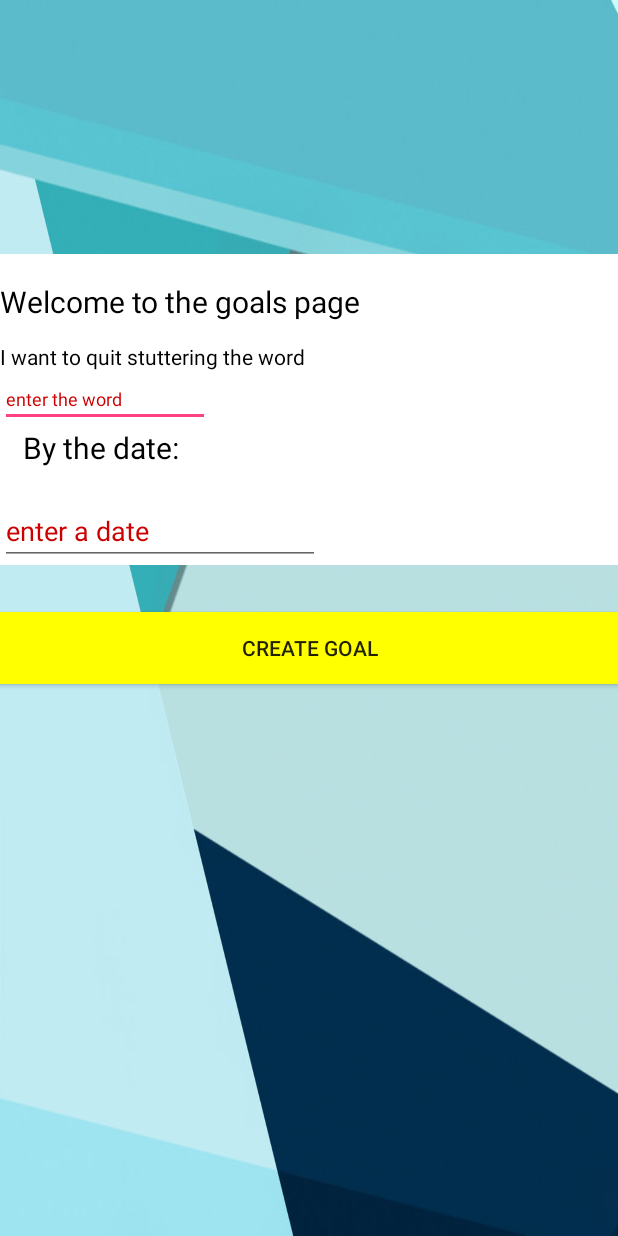
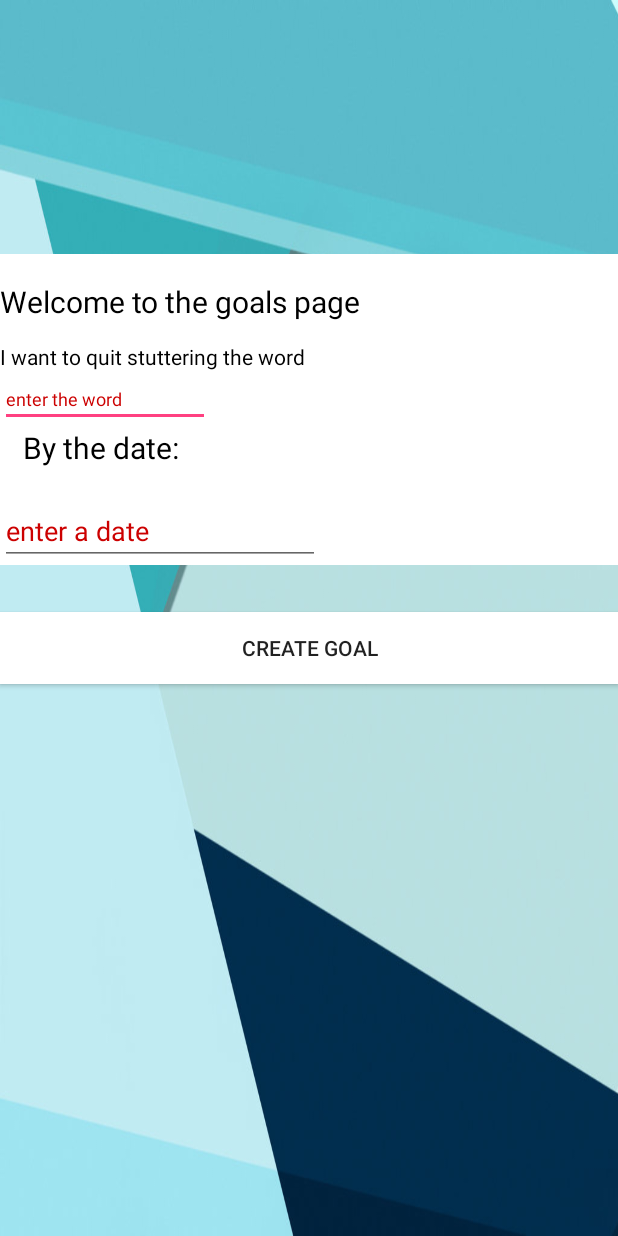
Before and after one commit to SreehariRamMohan/HsHacksStutterly, an Android app: the Goals screen opened directly, with no data from a screen before it, on a phone screen of 412 x 824 dp. Run offline under Robolectric (Android 15) with nearby library versions, the phone set to English and light mode, and no system bars; our stand-ins replace Firebase (no records; nobody signed in at launch, a user with empty details on screens opened directly).

Commit message:
minor bug fix

```diff
--- a/app/src/main/res/layout/activity_goals.xml
+++ b/app/src/main/res/layout/activity_goals.xml
@@ -87,7 +87,7 @@
         android:id="@+id/createGoalButton"
         android:layout_width="match_parent"
         android:layout_height="wrap_content"
-        android:background=" #ffff00"
+        android:background="#ffffff"
         android:text="Create Goal"
         android:layout_marginTop="31dp"
         android:layout_below="@+id/linearLayout"
```
